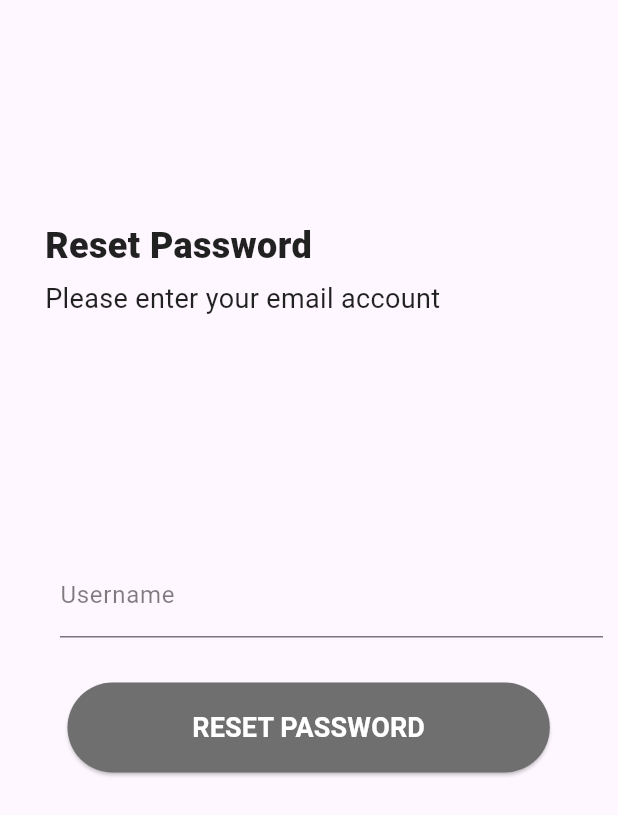
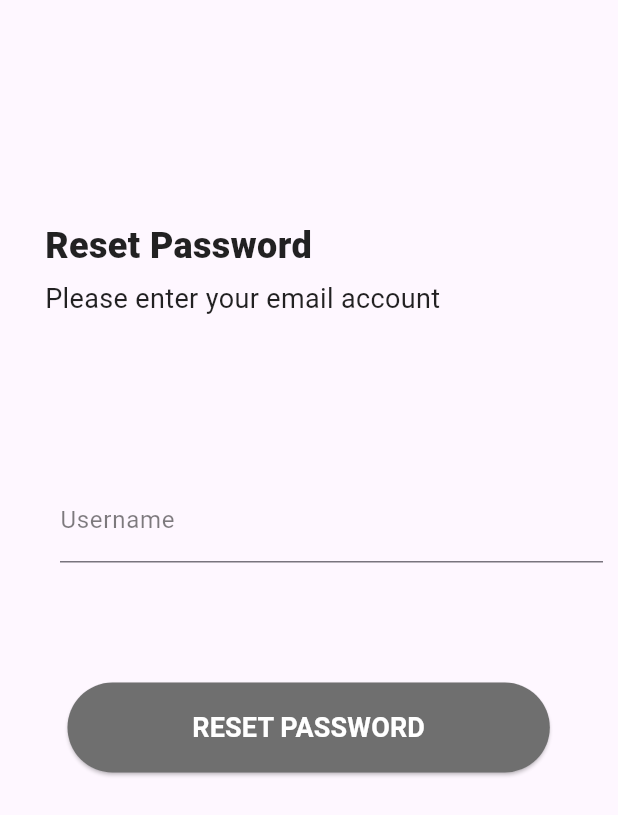
Before and after one commit to danielmendietag/mytestbox, a Flutter app: the RecoverPage screen opened by its route, on a phone screen of 412 x 824 dp. Shown: the top 815 px of the screen. Run offline on Flutter 3.47's test engine with Material 3 defaults, Android fonts, the phone set to English and light mode, and no system bars; our stand-ins replace carousel_slider, firebase_core, get, get_storage, intl_phone_number_input, logger and 2 more; missing offline and left inert: dart:ffi; accounts and stored records are empty; Roboto replaces fonts that are missing (Muil, Muli).

Commit message:
Adjust layout and avoid bottom inset

```diff
--- a/lib/views/resetpass/reset_password.dart
+++ b/lib/views/resetpass/reset_password.dart
@@ -49,11 +49,11 @@ class RecoverPage extends GetView<RecoverController> {
               ),
             ),
             SizedBox(
-              height: 150,
+              height: 100,
             ),
             RecoverForm(),
             SizedBox(
-              height: 20,
+              height: 70,
             ),
             recoverButton(),
           ],
```
